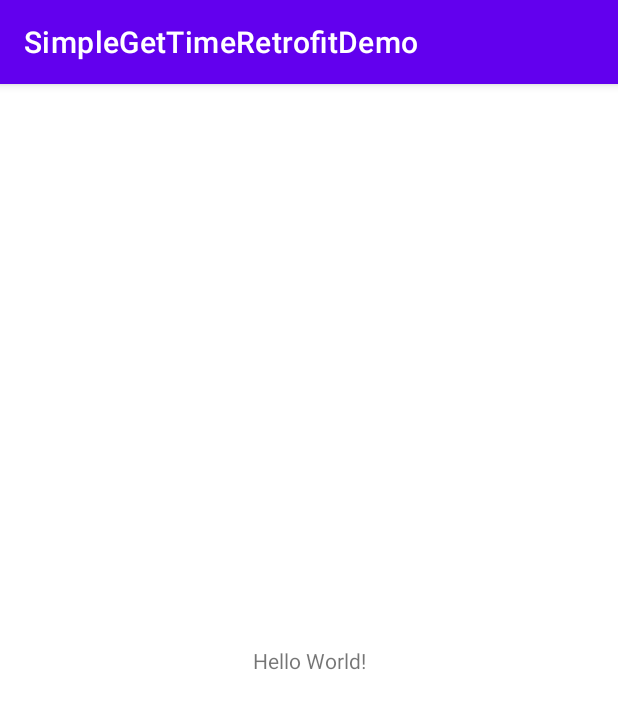
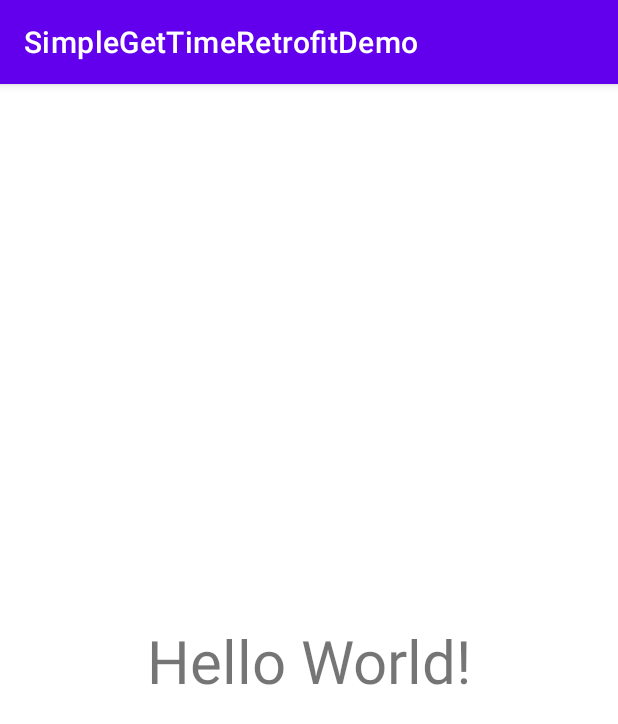
Before and after one commit to calren/simpletimedemo, an Android app: the screen it shows after launch (MainActivity), on a phone screen of 412 x 824 dp. Shown: the top 724 px of the screen. Run offline under Robolectric (Android 15) with nearby library versions, the phone set to English and light mode, and no system bars.

Commit message:
Displays date/time after api response

```diff
--- a/app/src/main/java/com/caren/simplegettimeretrofitdemo/MainActivity.kt
+++ b/app/src/main/java/com/caren/simplegettimeretrofitdemo/MainActivity.kt
@@ -2,6 +2,7 @@ package com.caren.simplegettimeretrofitdemo
 
 import android.os.Bundle
 import android.util.Log
+import android.widget.TextView
 import androidx.appcompat.app.AppCompatActivity
 import kotlinx.coroutines.Dispatchers
 import kotlinx.coroutines.Dispatchers.IO
@@ -35,7 +36,8 @@ class MainActivity : AppCompatActivity() {
 
             override fun onResponse(call: Call<TimeResponse>, response: Response<TimeResponse>) {
                 val currentTime = response.body()?.currentDateTime
-                Log.i("Caren", "current time: " + currentTime)
+                findViewById<TextView>(R.id.textView).text = currentTime
+                Log.i("Caren", "retrieved current time: " + currentTime)
             }
 
         })
--- a/app/src/main/res/layout/activity_main.xml
+++ b/app/src/main/res/layout/activity_main.xml
@@ -9,7 +9,10 @@
     <TextView
         android:layout_width="wrap_content"
         android:layout_height="wrap_content"
+        android:id="@+id/textView"
+        android:textSize="40sp"
         android:text="Hello World!"
+        android:padding="20dp"
         app:layout_constraintBottom_toBottomOf="parent"
         app:layout_constraintLeft_toLeftOf="parent"
         app:layout_constraintRight_toRightOf="parent"
```
